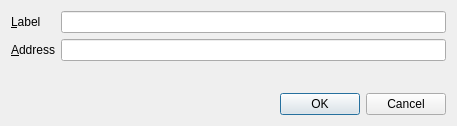
MERCOINMRN/Mercoin, file src/qt/forms/editaddressdialog.ui: the form before one commit.
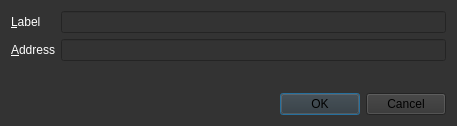
The form after the commit.

Patch:
```diff
--- a/src/qt/forms/editaddressdialog.ui
+++ b/src/qt/forms/editaddressdialog.ui
@@ -13,6 +13,10 @@
   <property name="windowTitle">
    <string>Edit Address</string>
   </property>
+  <property name="styleSheet">
+   <string notr="true">
+background-color:rgb(51, 51, 51);</string>
+  </property>
   <layout class="QVBoxLayout" name="verticalLayout">
    <item>
     <layout class="QFormLayout" name="formLayout">
@@ -21,6 +25,9 @@
      </property>
      <item row="0" column="0">
       <widget class="QLabel" name="label">
+       <property name="styleSheet">
+        <string notr="true">color: rgb(255, 255, 255);</string>
+       </property>
        <property name="text">
         <string>&amp;Label</string>
        </property>
@@ -38,6 +45,9 @@
      </item>
      <item row="1" column="0">
       <widget class="QLabel" name="label_2">
+       <property name="styleSheet">
+        <string notr="true">color: rgb(255, 255, 255);</string>
+       </property>
        <property name="text">
         <string>&amp;Address</string>
        </property>
```
